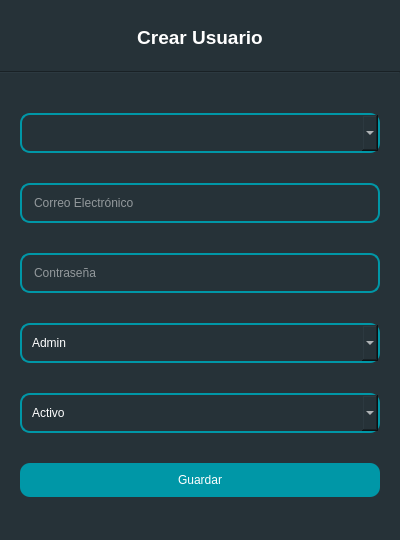
Above: ui/usuario_dialog.ui from hm2206/strong_teeth before the change. Below: the same form after it.
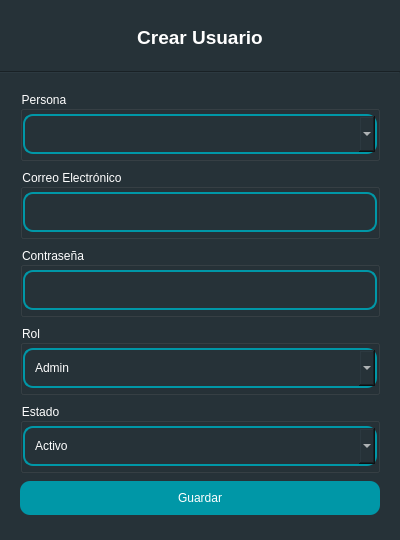
That is the form after the change.

Commit message: add info dialogs

Diff of the .ui file:
```diff
--- a/ui/usuario_dialog.ui
+++ b/ui/usuario_dialog.ui
@@ -78,6 +78,10 @@
     border-color: #0097a7;
 	border-radius: 10px;
 	padding: 10px;
+}
+
+QGroupBox {
+	color: white;
 }</string>
      </property>
      <layout class="QVBoxLayout" name="verticalLayout" stretch="1,0,8">
@@ -151,18 +155,123 @@
           <number>20</number>
          </property>
          <item>
+          <widget class="QGroupBox" name="groupBox">
+           <property name="minimumSize">
+            <size>
+             <width>0</width>
+             <height>70</height>
+            </size>
+           </property>
+           <property name="maximumSize">
+            <size>
+             <width>16777215</width>
+             <height>70</height>
+            </size>
+           </property>
+           <property name="title">
+            <string>Persona</string>
+           </property>
+           <layout class="QVBoxLayout" name="verticalLayout_4">
+            <property name="spacing">
+             <number>0</number>
+            </property>
+            <property name="leftMargin">
+             <number>0</number>
+            </property>
+            <property name="topMargin">
+             <number>0</number>
+            </property>
+            <property name="rightMargin">
+             <number>0</number>
+            </property>
+            <property name="bottomMargin">
+             <number>0</number>
+            </property>
+            <item>
           <widget class="QComboBox" name="cmb_persona"/>
          </item>
+           </layout>
+          </widget>
+         </item>
+         <item>
+          <widget class="QGroupBox" name="groupBox_2">
+           <property name="minimumSize">
+            <size>
+             <width>0</width>
+             <height>70</height>
+            </size>
+           </property>
+           <property name="maximumSize">
+            <size>
+             <width>16777215</width>
+             <height>70</height>
+            </size>
+           </property>
+           <property name="title">
+            <string>Correo Electrónico</string>
+           </property>
+           <layout class="QVBoxLayout" name="verticalLayout_5">
+            <property name="spacing">
+             <number>0</number>
+            </property>
+            <property name="leftMargin">
+             <number>0</number>
+            </property>
+            <property name="topMargin">
+             <number>0</number>
+            </property>
+            <property name="rightMargin">
+             <number>0</number>
+            </property>
+            <property name="bottomMargin">
+             <number>0</number>
+            </property>
          <item>
           <widget class="QLineEdit" name="input_email">
            <property name="styleSheet">
             <string notr="true"/>
            </property>
            <property name="placeholderText">
-            <string>Correo Electrónico</string>
+               <string/>
            </property>
           </widget>
          </item>
+           </layout>
+          </widget>
+         </item>
+         <item>
+          <widget class="QGroupBox" name="groupBox_3">
+           <property name="minimumSize">
+            <size>
+             <width>0</width>
+             <height>70</height>
+            </size>
+           </property>
+           <property name="maximumSize">
+            <size>
+             <width>16777215</width>
+             <height>70</height>
+            </size>
+           </property>
+           <property name="title">
+            <string>Contraseña</string>
+           </property>
+           <layout class="QVBoxLayout" name="verticalLayout_6">
+            <property name="spacing">
+             <number>0</number>
+            </property>
+            <property name="leftMargin">
+             <number>0</number>
+            </property>
+            <property name="topMargin">
+             <number>0</number>
+            </property>
+            <property name="rightMargin">
+             <number>0</number>
+            </property>
+            <property name="bottomMargin">
+             <number>0</number>
+            </property>
          <item>
           <widget class="QLineEdit" name="input_password">
            <property name="styleSheet">
@@ -179,13 +288,49 @@
             <enum>QLineEdit::Password</enum>
            </property>
            <property name="placeholderText">
-            <string>Contraseña</string>
+               <string/>
            </property>
            <property name="clearButtonEnabled">
             <bool>true</bool>
            </property>
           </widget>
          </item>
+           </layout>
+          </widget>
+         </item>
+         <item>
+          <widget class="QGroupBox" name="groupBox_4">
+           <property name="minimumSize">
+            <size>
+             <width>0</width>
+             <height>70</height>
+            </size>
+           </property>
+           <property name="maximumSize">
+            <size>
+             <width>16777215</width>
+             <height>70</height>
+            </size>
+           </property>
+           <property name="title">
+            <string>Rol</string>
+           </property>
+           <layout class="QVBoxLayout" name="verticalLayout_7">
+            <property name="spacing">
+             <number>0</number>
+            </property>
+            <property name="leftMargin">
+             <number>0</number>
+            </property>
+            <property name="topMargin">
+             <number>0</number>
+            </property>
+            <property name="rightMargin">
+             <number>0</number>
+            </property>
+            <property name="bottomMargin">
+             <number>0</number>
+            </property>
          <item>
           <widget class="QComboBox" name="cmb_role">
            <item>
@@ -210,6 +355,42 @@
            </item>
           </widget>
          </item>
+           </layout>
+          </widget>
+         </item>
+         <item>
+          <widget class="QGroupBox" name="groupBox_5">
+           <property name="minimumSize">
+            <size>
+             <width>0</width>
+             <height>70</height>
+            </size>
+           </property>
+           <property name="maximumSize">
+            <size>
+             <width>16777215</width>
+             <height>70</height>
+            </size>
+           </property>
+           <property name="title">
+            <string>Estado</string>
+           </property>
+           <layout class="QVBoxLayout" name="verticalLayout_8">
+            <property name="spacing">
+             <number>0</number>
+            </property>
+            <property name="leftMargin">
+             <number>0</number>
+            </property>
+            <property name="topMargin">
+             <number>0</number>
+            </property>
+            <property name="rightMargin">
+             <number>0</number>
+            </property>
+            <property name="bottomMargin">
+             <number>0</number>
+            </property>
          <item>
           <widget class="QComboBox" name="cmb_estado">
            <item>
@@ -222,6 +403,9 @@
              <string>Inactivo</string>
             </property>
            </item>
+             </widget>
+            </item>
+           </layout>
           </widget>
          </item>
          <item>
```
Lines whose indentation alone changed are shown as unchanged. The commit also changes 6 other files.
